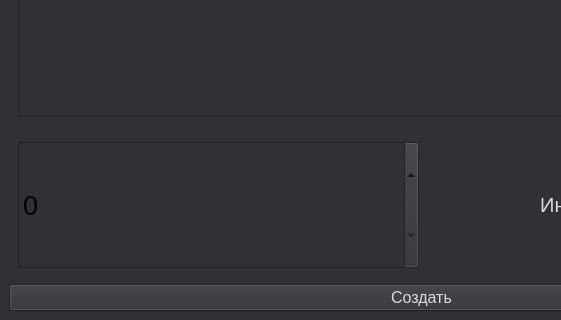
Old version of the form ui/new_card.ui in the repository DenisPald/spaced-repetition; both pictures show x 0 to 561 and y 334 to 654 of the 854 by 654 pixel window.
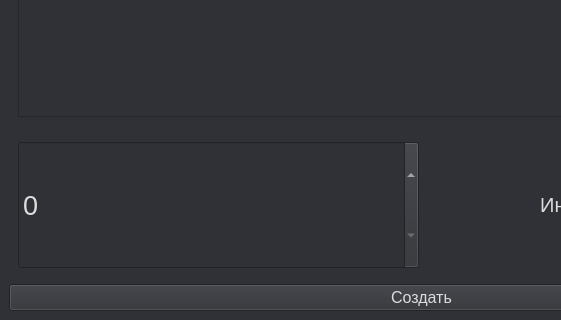
New version of the form.

Diff of the .ui file:
```diff
--- a/ui/new_card.ui
+++ b/ui/new_card.ui
@@ -213,6 +213,9 @@
              <pointsize>20</pointsize>
             </font>
            </property>
+           <property name="styleSheet">
+            <string notr="true">color: #DCDCDC;</string>
+           </property>
            <property name="buttonSymbols">
             <enum>QAbstractSpinBox::UpDownArrows</enum>
            </property>
```
Left out of the diff: 6 changed lines with no effect on the pictures.
